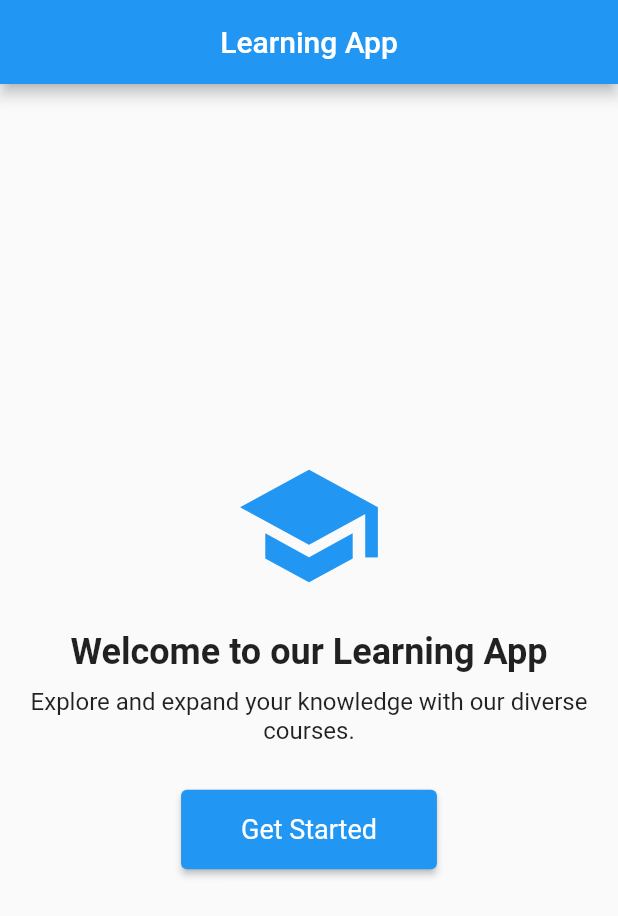
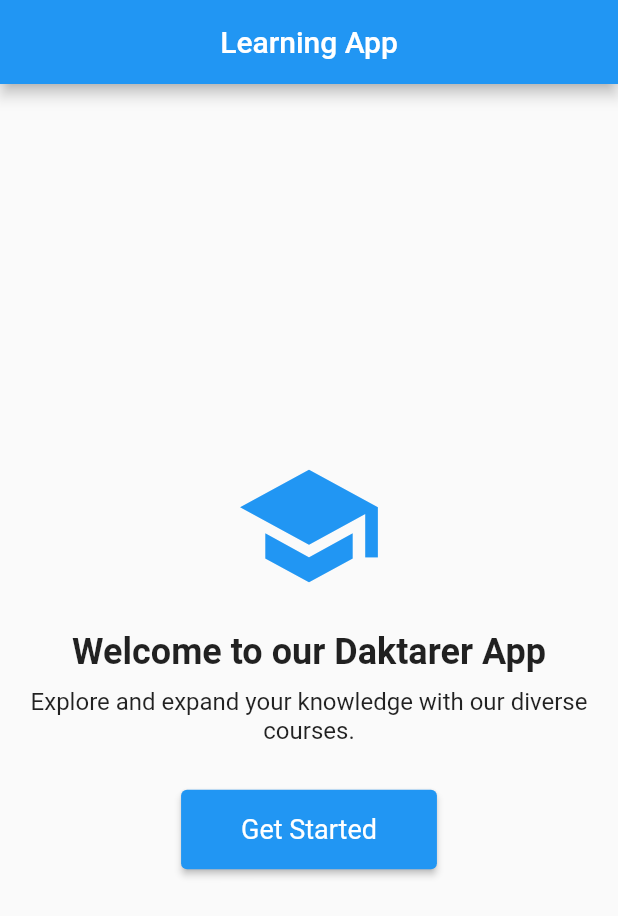
Before and after one commit to sadnamSakib/DP-I, a Flutter app: the screen it shows after launch, on a phone screen of 412 x 824 dp. Shown: the top 916 px of the screen. Run offline on Flutter 3.47's test engine with Material 2 defaults, Android fonts, the phone set to English and light mode, and no system bars; our stand-ins replace firebase_auth, firebase_core; accounts and stored records are empty; generated files the repository leaves out were written again.

Commit message:
Test Change

```diff
--- a/lib/screens/home/home.dart
+++ b/lib/screens/home/home.dart
@@ -29,7 +29,7 @@ class _HomeState extends State<Home> {
             ),
             const SizedBox(height: 20),
             const Text(
-              'Welcome to our Learning App',
+              'Welcome to our Daktarer App',
               style: TextStyle(fontSize: 24, fontWeight: FontWeight.bold),
               textAlign: TextAlign.center,
             ),
```
